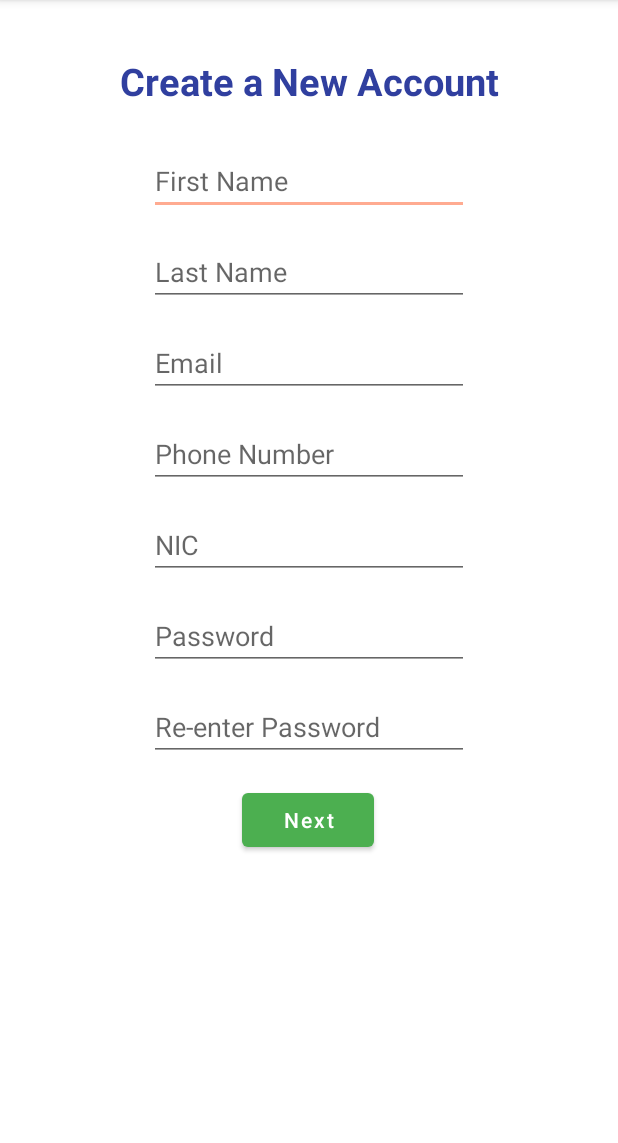
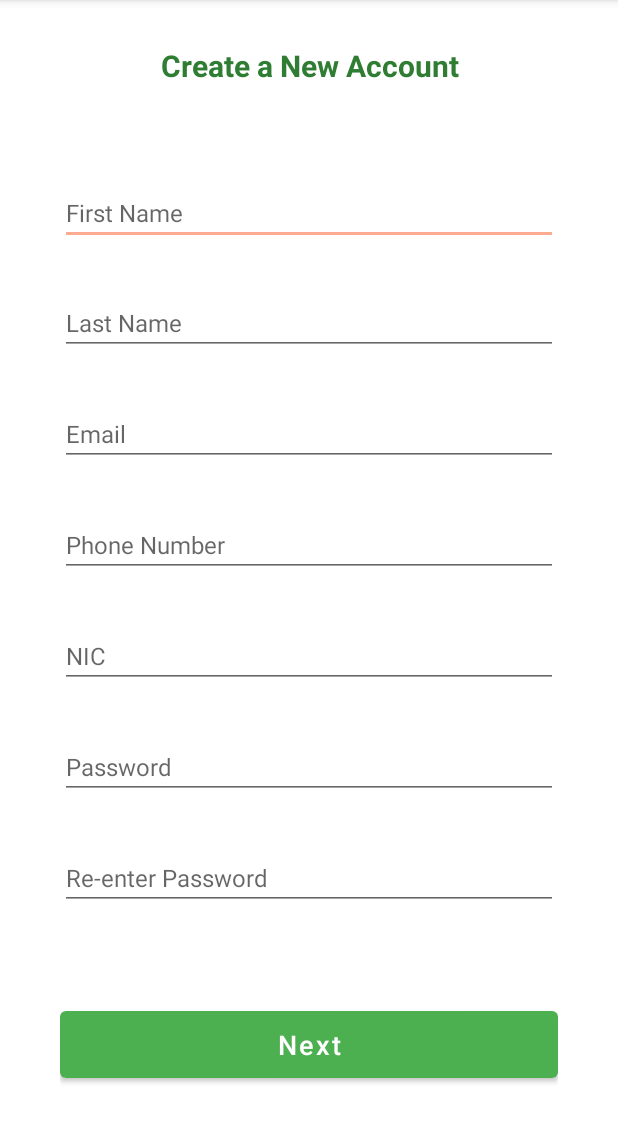
Before and after one commit to shayanmalinda/Effective-identification-of-Nitrogen-Fertilizer-demand-for-Paddy-Cultivation-using-UAVs, an Android app: the screen it shows after launch (RegisterActivity before the commit, RegisterUserDetailsActivity after it), after a tap on "REGISTER", on a phone screen of 412 x 824 dp, the part 84-1227 px from its top. Run offline under Robolectric (Android 15) with nearby library versions, the phone set to English and light mode, and no system bars.

Commit message:
Registration user details UI, removing landscape mode, GEO API moved into local.properties

```diff
--- a/Android/app/build.gradle
+++ b/Android/app/build.gradle
@@ -7,6 +7,11 @@ android {
     buildToolsVersion "30.0.3"
 
     defaultConfig {
+        Properties properties = new Properties()
+
+        properties.load(project.rootProject.file('local.properties').newDataInputStream())
+        manifestPlaceholders = [GEO_MAP_API_KEY: "${properties.getProperty('GEO_MAP_API_KEY')}"]
+
         applicationId "com.example.smart_rice_care"
         minSdkVersion 16
         targetSdkVersion 30
@@ -44,6 +49,7 @@ dependencies {
     implementation 'com.google.android.gms:play-services-maps:17.0.1'
     implementation 'com.google.maps.android:android-maps-utils:2.3.0'
     implementation 'org.jetbrains:annotations:15.0'
+    implementation 'com.google.firebase:firebase-auth:19.2.0'
     testImplementation 'junit:junit:4.13.2'
     androidTestImplementation 'androidx.test.ext:junit:1.1.3'
     androidTestImplementation 'androidx.test.espresso:espresso-core:3.4.0'
--- a/Android/app/src/debug/res/values/google_maps_api.xml
+++ b/Android/app/src/debug/res/values/google_maps_api.xml
@@ -20,5 +20,5 @@
     Once you have your key (it starts with "AIza"), replace the "google_maps_key"
     string in this file.
     -->
-    <string name="google_maps_key" templateMergeStrategy="preserve">AIzaSyDEQzMGdAB344oGfc9Iqjio_f0eCQ35f1s</string>
+    <string name="google_maps_key" templateMergeStrategy="preserve"></string>
 </resources>
--- a/Android/app/src/main/java/com/example/smart_rice_care/HomeActivity.java
+++ b/Android/app/src/main/java/com/example/smart_rice_care/HomeActivity.java
@@ -5,12 +5,8 @@ import androidx.appcompat.app.AppCompatActivity;
 import android.content.Intent;
 import android.os.Bundle;
 import android.widget.Button;
-import android.os.Bundle;
 import android.view.View;
-import android.widget.Button;
 import android.widget.Toast;
-
-import androidx.appcompat.app.AppCompatActivity;
 
 import java.io.IOException;
 
@@ -50,14 +46,14 @@ public class HomeActivity extends AppCompatActivity {
 
         btn_signup.setOnClickListener(
                 v -> {
-                    Intent i = new Intent(HomeActivity.this,RegisterActivity.class);
+                    Intent i = new Intent(HomeActivity.this, RegisterUserDetailsActivity.class);
                     startActivity(i);
                 }
         );
 
         btn_signup.setOnClickListener(
                 v -> {
-                    Intent i = new Intent(HomeActivity.this,RegisterActivity.class);
+                    Intent i = new Intent(HomeActivity.this, RegisterUserDetailsActivity.class);
                     startActivity(i);
                 }
         );
--- a/Android/app/src/main/java/com/example/smart_rice_care/RegisterActivity.java
+++ /dev/null
@@ -1,36 +0,0 @@
-package com.example.smart_rice_care;
-
-import androidx.appcompat.app.AppCompatActivity;
-
-import android.content.Intent;
-import android.os.Bundle;
-import android.widget.ArrayAdapter;
-import android.widget.Button;
-import android.widget.EditText;
-import android.widget.Spinner;
-
-public class RegisterActivity extends AppCompatActivity {
-
-    EditText txt_fname,txtlname,txt_email,txt_password,txt_nic;
-    Button btn_next;
-
-    @Override
-    protected void onCreate(Bundle savedInstanceState) {
-        super.onCreate(savedInstanceState);
-        setContentView(R.layout.activity_register);
-
-
-
-        btn_next=findViewById(R.id.buttonNext);
-        btn_next.setOnClickListener(
-                v -> {
-                    Intent i = new Intent(RegisterActivity.this,Register2Activity.class);
-                    startActivity(i);
-                }
-        );
-
-
-
-
-    }
-}
--- a/Android/app/src/main/java/com/example/smart_rice_care/Register2Activity.java
+++ b/Android/app/src/main/java/com/example/smart_rice_care/RegisterFieldDetailsActivity.java
@@ -1,37 +1,19 @@
 package com.example.smart_rice_care;
 
-import androidx.annotation.RawRes;
 import androidx.appcompat.app.AppCompatActivity;
 
 import android.os.Bundle;
-import android.util.JsonReader;
-import android.util.Log;
 import android.widget.ArrayAdapter;
 import android.widget.Spinner;
-
-import com.google.android.gms.maps.model.LatLng;
-import com.google.maps.android.heatmaps.WeightedLatLng;
 
 import org.json.JSONArray;
 import org.json.JSONException;
 import org.json.JSONObject;
 
-import java.io.BufferedReader;
-import java.io.File;
-import java.io.FileNotFoundException;
-import java.io.FileReader;
 import java.io.IOException;
 import java.io.InputStream;
-import java.io.InputStreamReader;
-import java.io.Reader;
-import java.io.StringWriter;
-import java.io.UnsupportedEncodingException;
-import java.io.Writer;
-import java.util.ArrayList;
-import java.util.List;
-import java.util.Scanner;
 
-public class Register2Activity extends AppCompatActivity {
+public class RegisterFieldDetailsActivity extends AppCompatActivity {
 
     Spinner ddn_province,ddn_district,ddn_division;
 
@@ -61,7 +43,7 @@ public class Register2Activity extends AppCompatActivity {
     @Override
     protected void onCreate(Bundle savedInstanceState) {
         super.onCreate(savedInstanceState);
-        setContentView(R.layout.activity_register2);
+        setContentView(R.layout.activity_register_field_details);
 
         ddn_province=findViewById(R.id.province);
         ddn_district=findViewById(R.id.district);
--- /dev/null
+++ b/Android/app/src/main/java/com/example/smart_rice_care/RegisterUserDetailsActivity.java
@@ -0,0 +1,34 @@
+package com.example.smart_rice_care;
+
+import androidx.appcompat.app.AppCompatActivity;
+
+import android.content.Intent;
+import android.os.Bundle;
+import android.widget.Button;
+import android.widget.EditText;
+
+public class RegisterUserDetailsActivity extends AppCompatActivity {
+
+    EditText txt_fname,txtlname,txt_email,txt_password,txt_nic;
+    Button btn_next;
+
+    @Override
+    protected void onCreate(Bundle savedInstanceState) {
+        super.onCreate(savedInstanceState);
+        setContentView(R.layout.activity_register_user_details);
+
+
+
+//        btn_next=findViewById(R.id.buttonNext);
+//        btn_next.setOnClickListener(
+//                v -> {
+//                    Intent i = new Intent(RegisterUserDetailsActivity.this, RegisterFieldDetailsActivity.class);
+//                    startActivity(i);
+//                }
+//        );
+
+
+
+
+    }
+}
--- a/Android/app/src/main/res/layout/activity_register.xml
+++ /dev/null
@@ -1,133 +0,0 @@
-<?xml version="1.0" encoding="utf-8"?>
-<androidx.constraintlayout.widget.ConstraintLayout xmlns:android="http://schemas.android.com/apk/res/android"
-    xmlns:app="http://schemas.android.com/apk/res-auto"
-    xmlns:tools="http://schemas.android.com/tools"
-    android:layout_width="match_parent"
-    android:layout_height="match_parent"
-    tools:context=".RegisterActivity">
-
-        <TextView
-            android:id="@+id/textView"
-            android:layout_width="wrap_content"
-            android:layout_height="wrap_content"
-            android:layout_marginTop="80dp"
-            android:layout_marginBottom="70dp"
-            android:text="Create a New Account"
-            android:textColor="#303F9F"
-            android:textSize="25sp"
-            android:textStyle="bold"
-            app:layout_constraintBottom_toTopOf="@+id/firstName"
-            app:layout_constraintEnd_toEndOf="parent"
-            app:layout_constraintStart_toStartOf="parent"
-            app:layout_constraintTop_toTopOf="parent" />
-
-        <EditText
-            android:id="@+id/firstName"
-            android:layout_width="wrap_content"
-            android:layout_height="wrap_content"
-            android:layout_marginTop="200dp"
-            android:ems="10"
-            android:hint="First Name"
-            android:inputType="textPersonName"
-            app:layout_constraintBottom_toTopOf="@+id/lastName"
-            app:layout_constraintEnd_toEndOf="parent"
-            app:layout_constraintStart_toStartOf="parent"
-            app:layout_constraintTop_toTopOf="parent"
-            app:layout_constraintVertical_bias="0.13" />
-
-        <EditText
-            android:id="@+id/lastName"
-            android:layout_width="wrap_content"
-            android:layout_height="wrap_content"
-            android:ems="10"
-            android:layout_marginTop="15dp"
-            android:hint="Last Name"
-            android:inputType="textPersonName"
-            app:layout_constraintBottom_toTopOf="@+id/emailAddress"
-            app:layout_constraintEnd_toEndOf="parent"
-            app:layout_constraintStart_toStartOf="parent"
-            app:layout_constraintTop_toBottomOf="@id/firstName"
-            app:layout_constraintVertical_bias="0.13" />
-
-        <EditText
-            android:id="@+id/emailAddress"
-            android:layout_width="wrap_content"
-            android:layout_height="wrap_content"
-            android:ems="10"
-            android:layout_marginTop="15dp"
-            android:hint="Email"
-            android:inputType="textEmailAddress"
-            app:layout_constraintBottom_toTopOf="@+id/phoneNumber"
-            app:layout_constraintEnd_toEndOf="parent"
-            app:layout_constraintStart_toStartOf="parent"
-            app:layout_constraintTop_toBottomOf="@+id/lastName" />
-
-        <EditText
-            android:id="@+id/phoneNumber"
-            android:layout_width="wrap_content"
-            android:layout_height="wrap_content"
-            android:ems="10"
-            android:layout_marginTop="15dp"
-            android:hint="Phone Number"
-            android:inputType="phone"
-            app:layout_constraintBottom_toTopOf="@+id/nic"
-            app:layout_constraintEnd_toEndOf="parent"
-            app:layout_constraintStart_toStartOf="parent"
-            app:layout_constraintTop_toBottomOf="@+id/emailAddress" />
-
-        <EditText
-            android:id="@+id/nic"
-            android:layout_width="wrap_content"
-            android:layout_height="wrap_content"
-            android:layout_marginTop="15dp"
-            android:ems="10"
-            android:hint="NIC"
-            android:inputType="text"
-            app:layout_constraintBottom_toTopOf="@id/password"
-            app:layout_constraintEnd_toEndOf="parent"
-            app:layout_constraintStart_toStartOf="parent"
-            app:layout_constraintTop_toBottomOf="@id/phoneNumber"
-            app:layout_constraintVertical_bias="0.13" />
-
-
-        <EditText
-            android:id="@+id/password"
-            android:layout_width="wrap_content"
-            android:layout_height="wrap_content"
-            android:ems="10"
-            android:layout_marginTop="15dp"
-            android:hint="Password"
-            android:inputType="textPassword"
-            app:layout_constraintBottom_toTopOf="@+id/rePassword"
-            app:layout_constraintEnd_toEndOf="parent"
-            app:layout_constraintStart_toStartOf="parent"
-            app:layout_constraintTop_toBottomOf="@+id/nic" />
-
-        <EditText
-            android:id="@+id/rePassword"
-            android:layout_width="wrap_content"
-            android:layout_height="wrap_content"
-            android:ems="10"
-            android:layout_marginTop="15dp"
-            android:hint="Re-enter Password"
-            android:inputType="textPassword"
-            app:layout_constraintBottom_toTopOf="@+id/buttonNext"
-            app:layout_constraintEnd_toEndOf="parent"
-            app:layout_constraintStart_toStartOf="parent"
-            app:layout_constraintTop_toBottomOf="@+id/password" />
-
-        <Button
-            android:id="@+id/buttonNext"
-            android:layout_width="wrap_content"
-            android:layout_height="wrap_content"
-            android:layout_marginBottom="300dp"
-            android:layout_marginTop="15dp"
-            android:text="Next"
-            android:textAllCaps="false"
-            app:layout_constraintBottom_toBottomOf="parent"
-            app:layout_constraintEnd_toEndOf="parent"
-            app:layout_constraintHorizontal_bias="0.498"
-            app:layout_constraintStart_toStartOf="parent"
-            app:layout_constraintTop_toBottomOf="@+id/rePassword" />
-
-</androidx.constraintlayout.widget.ConstraintLayout>
--- a/Android/app/src/main/res/layout/activity_register2.xml
+++ b/Android/app/src/main/res/layout/activity_register_field_details.xml
@@ -4,7 +4,7 @@
     xmlns:tools="http://schemas.android.com/tools"
     android:layout_width="match_parent"
     android:layout_height="match_parent"
-    tools:context=".Register2Activity">
+    tools:context=".RegisterFieldDetailsActivity">
 
     <EditText
         android:id="@+id/registeredNumber"
--- /dev/null
+++ b/Android/app/src/main/res/layout/activity_register_user_details.xml
@@ -0,0 +1,173 @@
+<?xml version="1.0" encoding="utf-8"?>
+
+<ScrollView
+    xmlns:android="http://schemas.android.com/apk/res/android"
+    xmlns:tools="http://schemas.android.com/tools"
+    android:layout_width="match_parent"
+    android:layout_height="match_parent"
+    android:fillViewport="true"
+    tools:context=".RegisterUserDetailsActivity">
+
+        <LinearLayout
+            android:layout_width="match_parent"
+            android:layout_height="match_parent"
+            android:orientation="vertical"
+            android:paddingLeft="40dp"
+            android:paddingRight="40dp">
+
+                <LinearLayout
+                    android:layout_width="match_parent"
+                    android:layout_height="0dp"
+                    android:orientation="vertical"
+                    android:paddingTop="30dp"
+                    android:layout_weight="1">
+
+                        <TextView
+                            android:id="@+id/tv_title"
+                            android:layout_width="match_parent"
+                            android:layout_height="wrap_content"
+                            android:text="@string/create_a_new_account"
+                            android:gravity="center"
+                            android:textColor="@color/green_800"
+                            android:textSize="20sp"
+                            android:textStyle="bold"/>
+
+                </LinearLayout>
+
+                <LinearLayout
+                    android:layout_width="match_parent"
+                    android:layout_height="0dp"
+                    android:orientation="vertical"
+                    android:paddingTop="30dp"
+                    android:layout_weight="6">
+
+                        <LinearLayout
+                            android:layout_width="match_parent"
+                            android:layout_height="0dp"
+                            android:orientation="vertical"
+                            android:layout_weight="1">
+                                <EditText
+                                    android:id="@+id/et_first_name"
+                                    android:layout_width="match_parent"
+                                    android:layout_height="wrap_content"
+                                    android:paddingTop="10dp"
+                                    android:textSize="16sp"
+                                    android:hint="@string/first_name"
+                                    android:inputType="textPersonName" />
+                        </LinearLayout>
+
+                        <LinearLayout
+                            android:layout_width="match_parent"
+                            android:layout_height="0dp"
+                            android:orientation="vertical"
+                            android:layout_weight="1">
+                                <EditText
+                                    android:id="@+id/et_last_name"
+                                    android:layout_width="match_parent"
+                                    android:layout_height="wrap_content"
+                                    android:paddingTop="10dp"
+                                    android:textSize="16sp"
+                                    android:hint="@string/last_name"
+                                    android:inputType="textPersonName"/>
+                        </LinearLayout>
+
+                        <LinearLayout
+                            android:layout_width="match_parent"
+                            android:layout_height="0dp"
+                            android:orientation="vertical"
+                            android:layout_weight="1">
+                                <EditText
+                                    android:id="@+id/et_email"
+                                    android:layout_width="match_parent"
+                                    android:layout_height="wrap_content"
+                                    android:paddingTop="10dp"
+                                    android:textSize="16sp"
+                                    android:hint="@string/email"
+                                    android:inputType="textEmailAddress" />
+                        </LinearLayout>
+
+                        <LinearLayout
+                            android:layout_width="match_parent"
+                            android:layout_height="0dp"
+                            android:orientation="vertical"
+                            android:layout_weight="1">
+                                <EditText
+                                    android:id="@+id/et_phone"
+                                    android:layout_width="match_parent"
+                                    android:layout_height="wrap_content"
+                                    android:paddingTop="10dp"
+                                    android:textSize="16sp"
+                                    android:hint="@string/phone_number"
+                                    android:inputType="phone"/>
+                        </LinearLayout>
+
+                        <LinearLayout
+                            android:layout_width="match_parent"
+                            android:layout_height="0dp"
+                            android:orientation="vertical"
+                            android:layout_weight="1">
+                                <EditText
+                                    android:id="@+id/et_nic"
+                                    android:layout_width="match_parent"
+                                    android:layout_height="wrap_content"
+                                    android:paddingTop="10dp"
+                                    android:textSize="16sp"
+                                    android:hint="@string/nic"
+                                    android:inputType="text"/>
+                        </LinearLayout>
+
+                        <LinearLayout
+                            android:layout_width="match_parent"
+                            android:layout_height="0dp"
+                            android:orientation="vertical"
+                            android:layout_weight="1">
+                                <EditText
+                                    android:id="@+id/et_password"
+                                    android:layout_width="match_parent"
+                                    android:layout_height="wrap_content"
+                                    android:paddingTop="10dp"
+                                    android:textSize="16sp"
+                                    android:hint="@string/password"
+                                    android:inputType="textPassword"/>
+                        </LinearLayout>
+
+                        <LinearLayout
+                            android:layout_width="match_parent"
+                            android:layout_height="0dp"
+                            android:orientation="vertical"
+                            android:layout_weight="1">
+                                <EditText
+                                    android:id="@+id/et_password_re_enter"
+                                    android:layout_width="match_parent"
+                                    android:layout_height="wrap_content"
+                                    android:paddingTop="10dp"
+                                    android:textSize="16sp"
+                                    android:hint="@string/re_enter_password"
+                                    android:inputType="textPassword"/>
+                        </LinearLayout>
+
+                </LinearLayout>
+
+                <LinearLayout
+                    android:layout_width="match_parent"
+                    android:layout_height="0dp"
+                    android:orientation="vertical"
+                    android:layout_weight="1.2"
+                    android:paddingTop="30dp"
+                    android:layout_marginBottom="20dp">
+
+                        <Button
+                            android:id="@+id/bt_next"
+                            android:layout_width="match_parent"
+                            android:layout_height="wrap_content"
+                            android:gravity="center"
+                            android:text="@string/next"
+                            android:paddingVertical="10dp"
+                            android:textSize="18sp"
+                            android:textAllCaps="false"/>
+
+                </LinearLayout>
+
+        </LinearLayout>
+
+</ScrollView>
--- a/Android/app/src/main/res/values/strings.xml
+++ b/Android/app/src/main/res/values/strings.xml
@@ -7,4 +7,11 @@
     <string name="map" translatable="false">Map</string>
     <string name="email" translatable="false">Email</string>
     <string name="password" translatable="false">Password</string>
+    <string name="create_a_new_account" translatable="false">Create a New Account</string>
+    <string name="first_name" translatable="false">First Name</string>
+    <string name="last_name" translatable="false">Last Name</string>
+    <string name="phone_number" translatable="false">Phone Number</string>
+    <string name="nic" translatable="false">NIC</string>
+    <string name="re_enter_password" translatable="false">Re-enter Password</string>
+    <string name="next" translatable="false">Next</string>
 </resources>
```
Also changed, not shown: Android/app/src/main/AndroidManifest.xml (+17 -9 lines), 1 other file.
